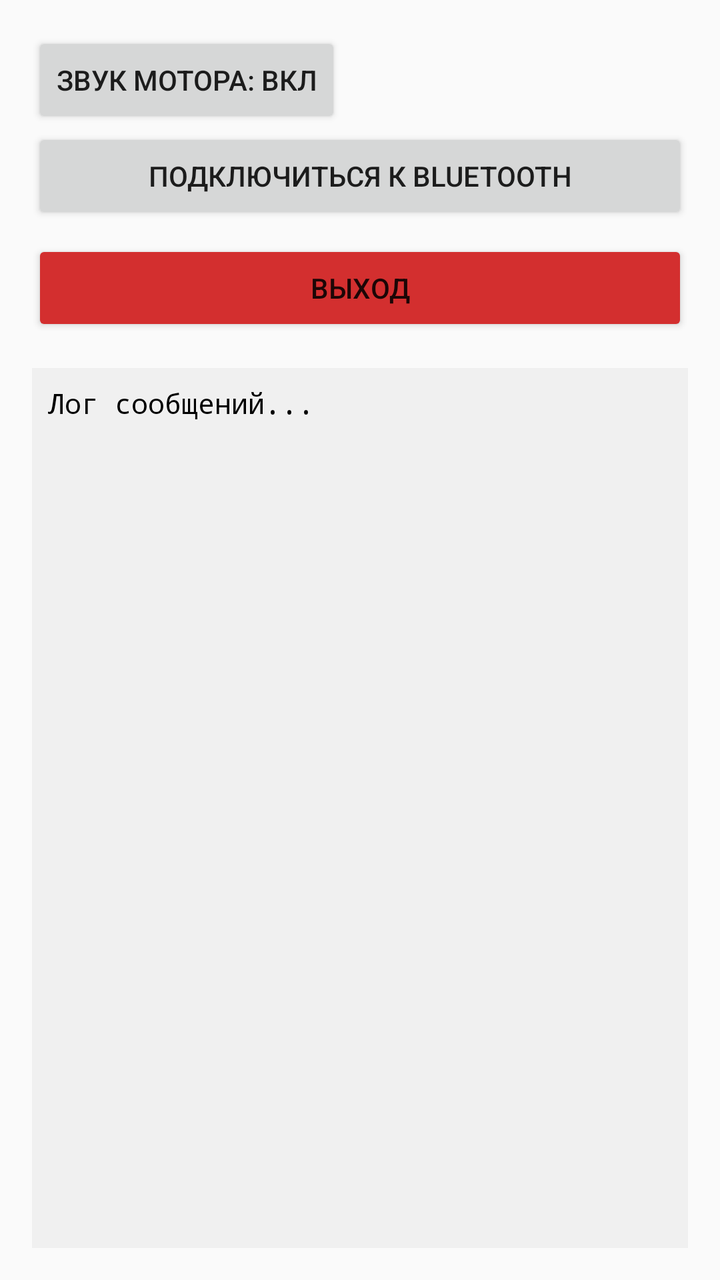
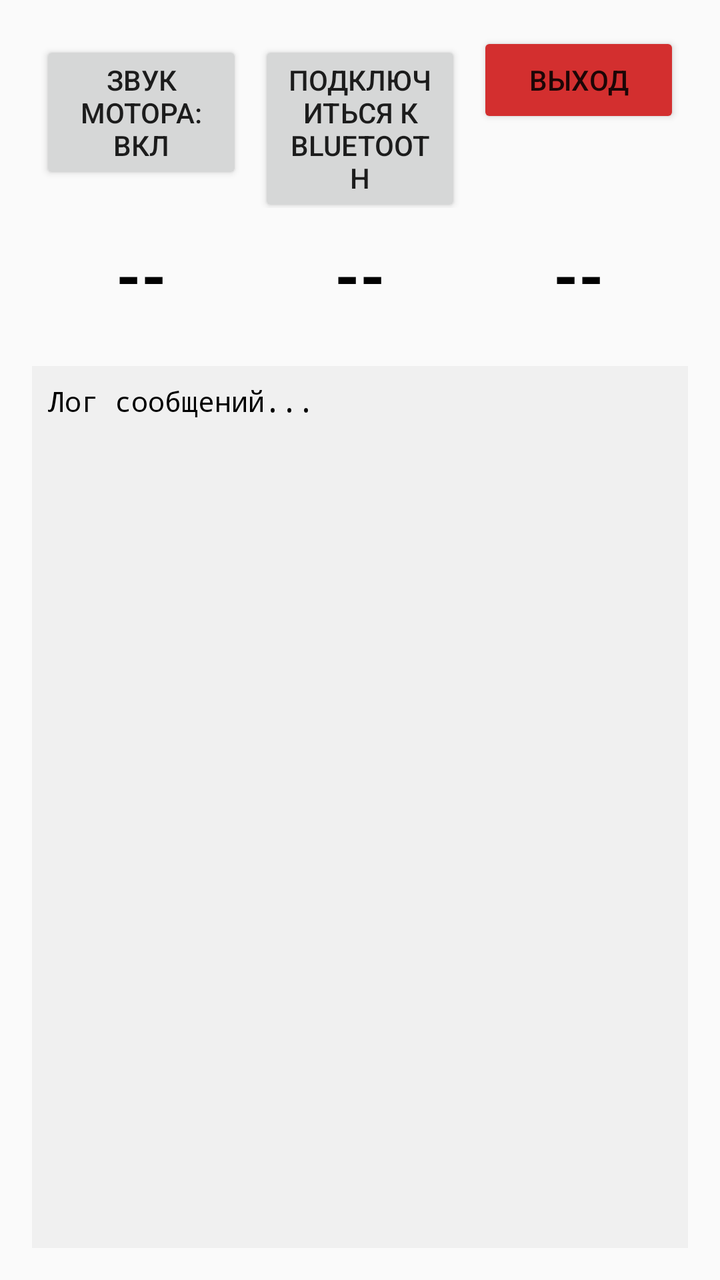

Before-and-after screenshots of an Android layout around one commit, followed by the original layout XML and the change that was made.
<!-- AndroidManifest.xml: activity theme Theme.AppCompat.Light.DarkActionBar -->
<!-- res/layout/activity_main.xml -->
<?xml version="1.0" encoding="utf-8"?>
<LinearLayout xmlns:android="http://schemas.android.com/apk/res/android"
    xmlns:app="http://schemas.android.com/apk/res-auto"
    android:layout_width="match_parent"
    android:layout_height="match_parent"
    android:orientation="vertical"
    android:padding="16dp">

    <Button
        android:id="@+id/btnEngineMute"
        android:layout_width="wrap_content"
        android:layout_height="wrap_content"
        android:text="Звук мотора: ВКЛ" />

    <Button
        android:id="@+id/btnConnect"
        android:layout_width="match_parent"
        android:layout_height="wrap_content"
        android:text="Подключиться к Bluetooth" />

    <Button
        android:id="@+id/btnExit"
        android:layout_width="match_parent"
        android:layout_height="wrap_content"
        android:layout_marginTop="8dp"
        android:text="Выход"
        android:backgroundTint="#D32F2F" />

    <ScrollView
        android:id="@+id/scrollView"
        android:layout_width="match_parent"
        android:layout_height="0dp"
        android:layout_weight="1"
        android:layout_marginTop="16dp"
        android:background="#F0F0F0">

        <TextView
            android:id="@+id/tvLogs"
            android:layout_width="match_parent"
            android:layout_height="wrap_content"
            android:padding="8dp"
            android:text="Лог сообщений...\n"
            android:textColor="#000000"
            android:fontFamily="monospace" />
    </ScrollView>
</LinearLayout>
<!-- resources referenced by this layout -->
<resources>

</resources>

<!-- the commit's change to res/layout/activity_main.xml (unified diff, before → after) -->
@@ -6,25 +6,81 @@
     android:orientation="vertical"
     android:padding="16dp">
 
-    <Button
-        android:id="@+id/btnEngineMute"
-        android:layout_width="wrap_content"
-        android:layout_height="wrap_content"
-        android:text="Звук мотора: ВКЛ" />
-
-    <Button
-        android:id="@+id/btnConnect"
+    <LinearLayout
         android:layout_width="match_parent"
         android:layout_height="wrap_content"
-        android:text="Подключиться к Bluetooth" />
+        android:orientation="horizontal">
+        <Button
+            android:id="@+id/btnEngineMute"
+            android:layout_width="0dp"
+            android:layout_height="wrap_content"
+            android:layout_weight="1"
+            android:layout_marginStart="4dp"
+            android:layout_marginEnd="4dp"
+            android:text="Звук мотора: ВКЛ" />
 
-    <Button
-        android:id="@+id/btnExit"
+
+        <Button
+            android:id="@+id/btnConnect"
+            android:layout_width="0dp"
+            android:layout_height="wrap_content"
+            android:layout_weight="1"
+            android:layout_marginStart="4dp"
+            android:layout_marginEnd="4dp"
+            android:text="Подключиться к Bluetooth" />
+
+        <Button
+            android:id="@+id/btnExit"
+            android:layout_width="0dp"
+            android:layout_height="wrap_content"
+            android:layout_weight="1"
+            android:layout_marginStart="4dp"
+            android:layout_marginEnd="4dp"
+            android:text="Выход"
+            android:backgroundTint="#D32F2F" />
+    </LinearLayout>
+
+    
+    <LinearLayout
         android:layout_width="match_parent"
         android:layout_height="wrap_content"
-        android:layout_marginTop="8dp"
-        android:text="Выход"
-        android:backgroundTint="#D32F2F" />
+        android:orientation="horizontal"
+        android:layout_marginTop="12dp"
+        android:layout_marginBottom="8dp">
+
+        <TextView
+            android:id="@+id/tvParktronic1"
+            android:layout_width="0dp"
+            android:layout_height="wrap_content"
+            android:layout_weight="1"
+            android:gravity="center"
+            android:textSize="32sp"
+            android:textStyle="bold"
+            android:textColor="#000000"
+            android:text="--" />
+
+        <TextView
+            android:id="@+id/tvParktronic2"
+            android:layout_width="0dp"
+            android:layout_height="wrap_content"
+            android:layout_weight="1"
+            android:gravity="center"
+            android:textSize="32sp"
+            android:textStyle="bold"
+            android:textColor="#000000"
+            android:text="--" />
+
+        <TextView
+            android:id="@+id/tvSpeed"
+            android:layout_width="0dp"
+            android:layout_height="wrap_content"
+            android:layout_weight="1"
+            android:gravity="center"
+            android:textSize="32sp"
+            android:textStyle="bold"
+            android:textColor="#000000"
+            android:text="--" />
+    </LinearLayout>
 
     <ScrollView
         android:id="@+id/scrollView"
